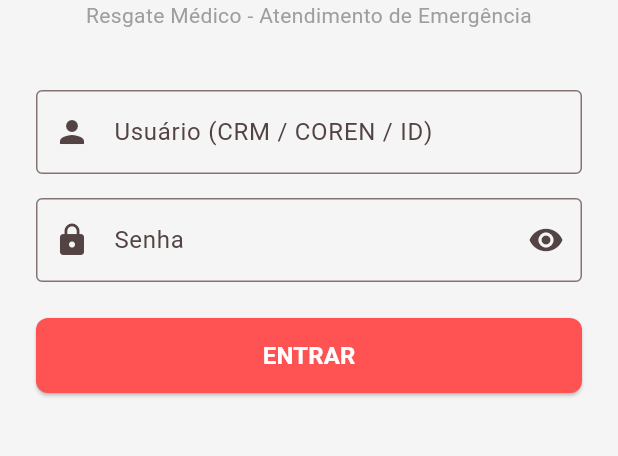
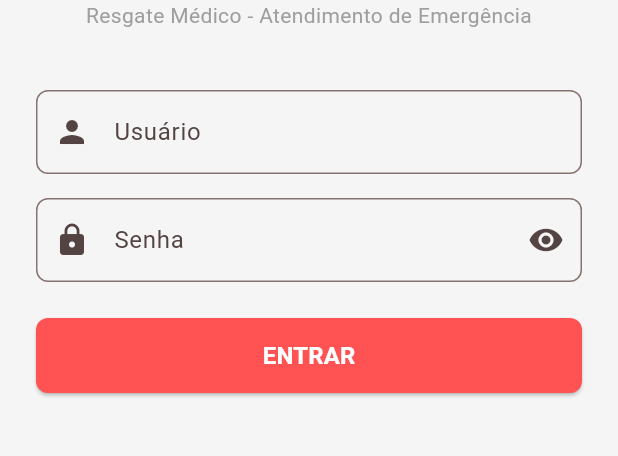
Before and after one commit to Felipe-Marchi/medicalfield_app, a Flutter app: the screen it shows after launch, on a phone screen of 412 x 824 dp, the part 528-984 px from its top. Run offline on Flutter 3.47's test engine with Material 3 defaults, Android fonts, the phone set to English and light mode, and no system bars; our stand-ins replace shared_preferences, sqflite; accounts and stored records are empty.

Commit message:
Padronizacao de componentes

```diff
--- a/lib/screens/login_screen.dart
+++ b/lib/screens/login_screen.dart
@@ -2,6 +2,8 @@ import 'package:flutter/material.dart';
 import '../repositories/professional_repository.dart';
 import '../services/auth_service.dart';
 import '../services/session_service.dart';
+import '../widgets/custom_button.dart';
+import '../widgets/custom_text_field.dart';
 import 'home_screen.dart';
 
 // Tela de autenticacao de login do profissional de saude/socorrista.
@@ -128,13 +130,10 @@ class _LoginScreenState extends State<LoginScreen> {
                 const SizedBox(height: 40),
 
                 // Campo de Usuario
-                TextFormField(
+                CustomTextField(
                   controller: _usernameController,
-                  decoration: const InputDecoration(
-                    labelText: 'Usuário (CRM / COREN / ID)',
-                    prefixIcon: Icon(Icons.person),
-                    border: OutlineInputBorder(),
-                  ),
+                  label: 'Usuário',
+                  prefixIcon: Icons.person,
                   validator: (value) {
                     if (value == null || value.trim().isEmpty) {
                       return 'Por favor, informe o usuário.';
@@ -145,12 +144,11 @@ class _LoginScreenState extends State<LoginScreen> {
                 const SizedBox(height: 16),
 
                 // Campo de Senha
-                TextFormField(
+                CustomTextField(
                   controller: _passwordController,
+                  label: 'Senha',
+                  prefixIcon: Icons.lock,
                   obscureText: _obscurePassword,
-                  decoration: InputDecoration(
-                    labelText: 'Senha',
-                    prefixIcon: const Icon(Icons.lock),
                   suffixIcon: IconButton(
                     icon: Icon(
                       _obscurePassword ? Icons.visibility : Icons.visibility_off,
@@ -160,8 +158,6 @@ class _LoginScreenState extends State<LoginScreen> {
                         _obscurePassword = !_obscurePassword;
                       });
                     },
-                    ),
-                    border: const OutlineInputBorder(),
                   ),
                   validator: (value) {
                     if (value == null || value.isEmpty) {
@@ -173,27 +169,10 @@ class _LoginScreenState extends State<LoginScreen> {
                 const SizedBox(height: 24),
 
                 // Botao de Entrar
-                SizedBox(
-                  height: 50,
-                  child: ElevatedButton(
-                    style: ElevatedButton.styleFrom(
-                      backgroundColor: Colors.redAccent,
-                      foregroundColor: Colors.white,
-                      shape: RoundedRectangleBorder(
-                        borderRadius: BorderRadius.circular(8),
-                      ),
-                    ),
-                    onPressed: _isLoading ? null : _handleLogin,
-                    child: _isLoading
-                        ? const CircularProgressIndicator(color: Colors.white)
-                        : const Text(
-                            'ENTRAR',
-                            style: TextStyle(
-                              fontSize: 16,
-                              fontWeight: FontWeight.bold,
-                            ),
-                          ),
-                  ),
+                CustomButton(
+                  text: 'ENTRAR',
+                  isLoading: _isLoading,
+                  onPressed: _handleLogin,
                 ),
               ],
             ),
--- /dev/null
+++ b/lib/widgets/custom_button.dart
@@ -0,0 +1,46 @@
+import 'package:flutter/material.dart';
+
+// Componente visual padronizado para botoes de acao no aplicativo.
+class CustomButton extends StatelessWidget {
+  final String text;
+  final VoidCallback? onPressed;
+  final bool isLoading;
+  final Color backgroundColor;
+  final Color textColor;
+
+  const CustomButton({
+    super.key,
+    required this.text,
+    required this.onPressed,
+    this.isLoading = false,
+    this.backgroundColor = Colors.redAccent,
+    this.textColor = Colors.white,
+  });
+
+  @override
+  Widget build(BuildContext context) {
+    return SizedBox(
+      height: 50,
+      width: double.infinity,
+      child: ElevatedButton(
+        style: ElevatedButton.styleFrom(
+          backgroundColor: backgroundColor,
+          foregroundColor: textColor,
+          shape: RoundedRectangleBorder(
+            borderRadius: BorderRadius.circular(8),
+          ),
+        ),
+        onPressed: isLoading ? null : onPressed,
+        child: isLoading
+            ? const CircularProgressIndicator(color: Colors.white)
+            : Text(
+                text,
+                style: const TextStyle(
+                  fontSize: 16,
+                  fontWeight: FontWeight.bold,
+                ),
+              ),
+      ),
+    );
+  }
+}
--- /dev/null
+++ b/lib/widgets/custom_text_field.dart
@@ -0,0 +1,41 @@
+import 'package:flutter/material.dart';
+
+// Componente visual padronizado para campos de entrada de texto no aplicativo.
+class CustomTextField extends StatelessWidget {
+  final TextEditingController controller;
+  final String label;
+  final IconData prefixIcon;
+  final bool obscureText;
+  final Widget? suffixIcon;
+  final String? Function(String?)? validator;
+  final TextInputType keyboardType;
+
+  const CustomTextField({
+    super.key,
+    required this.controller,
+    required this.label,
+    required this.prefixIcon,
+    this.obscureText = false,
+    this.suffixIcon,
+    this.validator,
+    this.keyboardType = TextInputType.text,
+  });
+
+  @override
+  Widget build(BuildContext context) {
+    return TextFormField(
+      controller: controller,
+      obscureText: obscureText,
+      keyboardType: keyboardType,
+      decoration: InputDecoration(
+        labelText: label,
+        prefixIcon: Icon(prefixIcon),
+        suffixIcon: suffixIcon,
+        border: OutlineInputBorder(
+          borderRadius: BorderRadius.circular(8),
+        ),
+      ),
+      validator: validator,
+    );
+  }
+}
```
Lines whose indentation alone changed are shown as unchanged.
